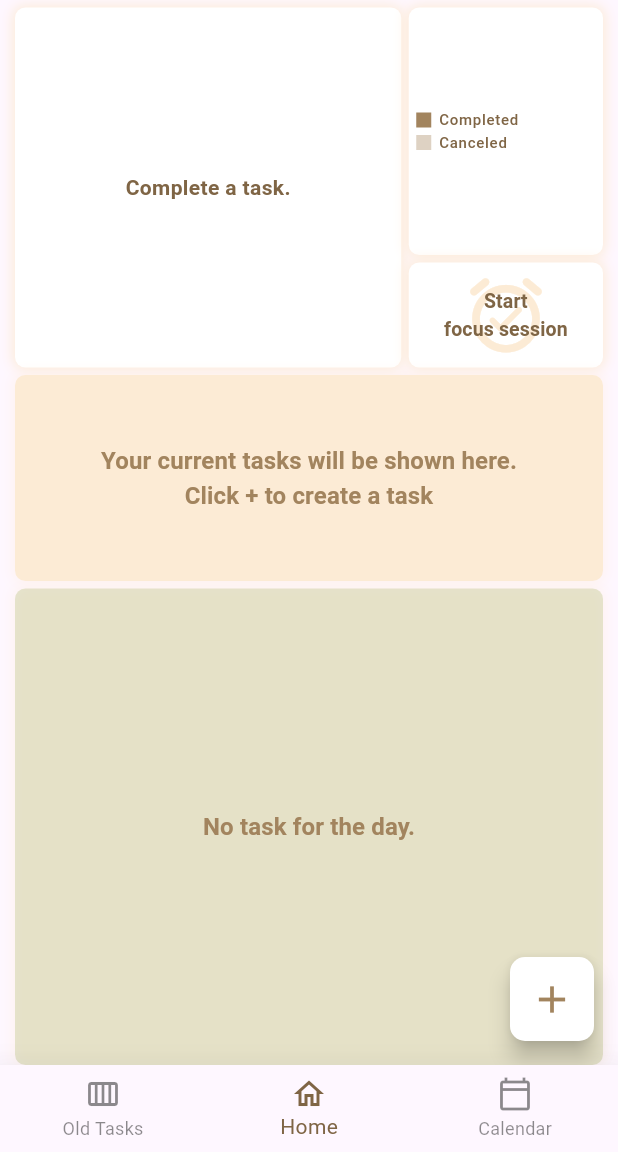
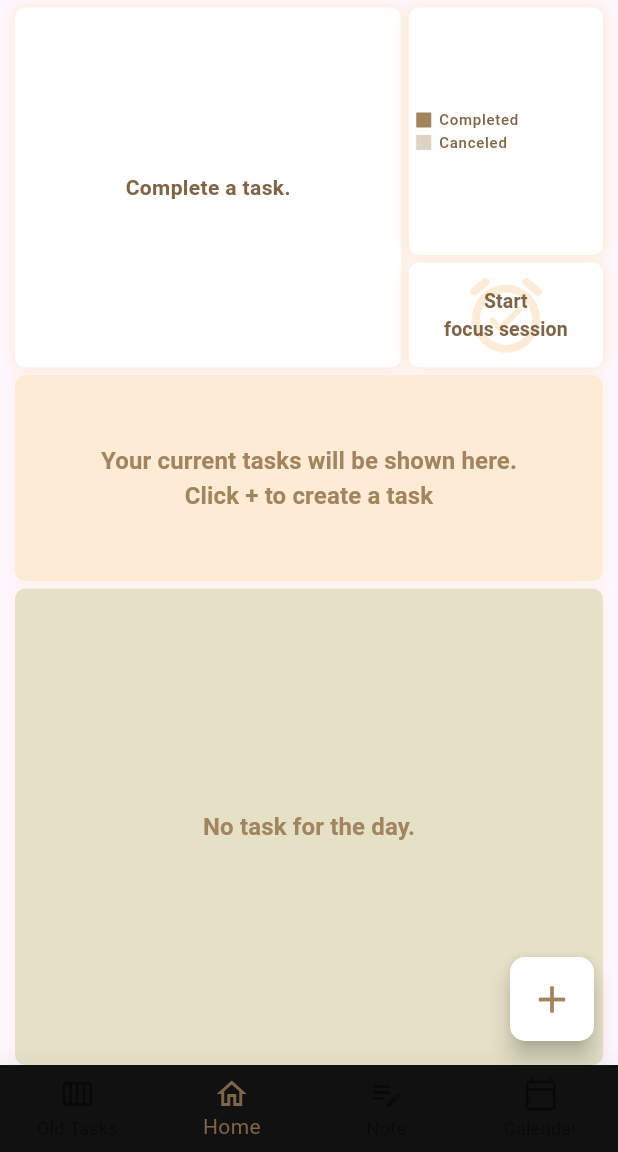
Before and after one commit to m-mhe/scheduler, a Flutter app: the screen it shows after launch, on a phone screen of 412 x 824 dp, the part 84-1236 px from its top. Run offline on Flutter 3.47's test engine with Material 3 defaults, Android fonts, the phone set to English and light mode, and no system bars; our stand-ins replace audioplayers, fl_chart, get, numberpicker, shared_preferences, sleek_circular_slider and 2 more; accounts and stored records are empty.

Commit message:
Note Starts

```diff
--- a/lib/ui/widgets/common_bottom_nav_bar.dart
+++ b/lib/ui/widgets/common_bottom_nav_bar.dart
@@ -1,8 +1,10 @@
 import 'package:flutter/material.dart';
+import 'package:scheduler/ui/screens/Note.dart';
 import 'package:scheduler/ui/screens/home_screen.dart';
 import 'package:scheduler/ui/screens/task_screen.dart';
 import 'package:scheduler/ui/screens/previous_tasks_screen.dart';
 import 'package:scheduler/ui/utils/nav_bar_controller.dart';
+import 'package:scheduler/ui/utils/theme_colors.dart';
 import 'package:scheduler/ui/widgets/common_app_bar.dart';
 import 'package:get/get.dart';
 
@@ -16,6 +18,8 @@ class CommonBottomNavBar extends StatelessWidget {
         appBar: commonAppBar(context),
         body: screens[controller.currentIndex],
         bottomNavigationBar: BottomNavigationBar(
+          backgroundColor: ThemeColors.darkMain,
+          type: BottomNavigationBarType.fixed,
             currentIndex: controller.currentIndex,
             onTap: (index) {
               controller.setCurrentIndex(index);
@@ -29,6 +33,8 @@ class CommonBottomNavBar extends StatelessWidget {
                 icon: Icon(Icons.home_outlined),
                 label: 'Home',
               ),
+              BottomNavigationBarItem(icon: Icon(Icons.edit_note_outlined),
+              label: "Note"),
               BottomNavigationBarItem(
                 icon: Icon(Icons.calendar_today_outlined),
                 label: 'Calendar',
@@ -42,6 +48,7 @@ class CommonBottomNavBar extends StatelessWidget {
   final List<Widget> screens = [
     const PreviousTasks(),
     const HomeScreen(),
+    const Note(),
     const TaskScreen(),
   ];
 }
```
Also changed, not shown: lib/ui/screens/Note.dart (added, +33 -0 lines), lib/ui/screens/focus_session_statics_screen.dart (+5 -5 lines).
